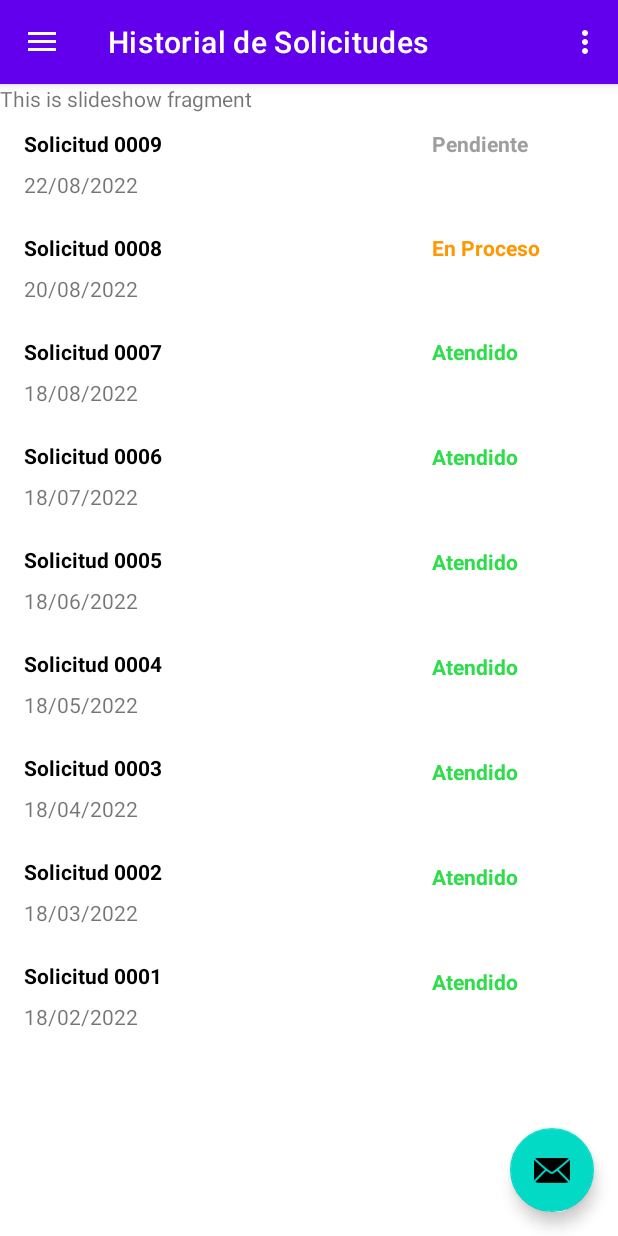
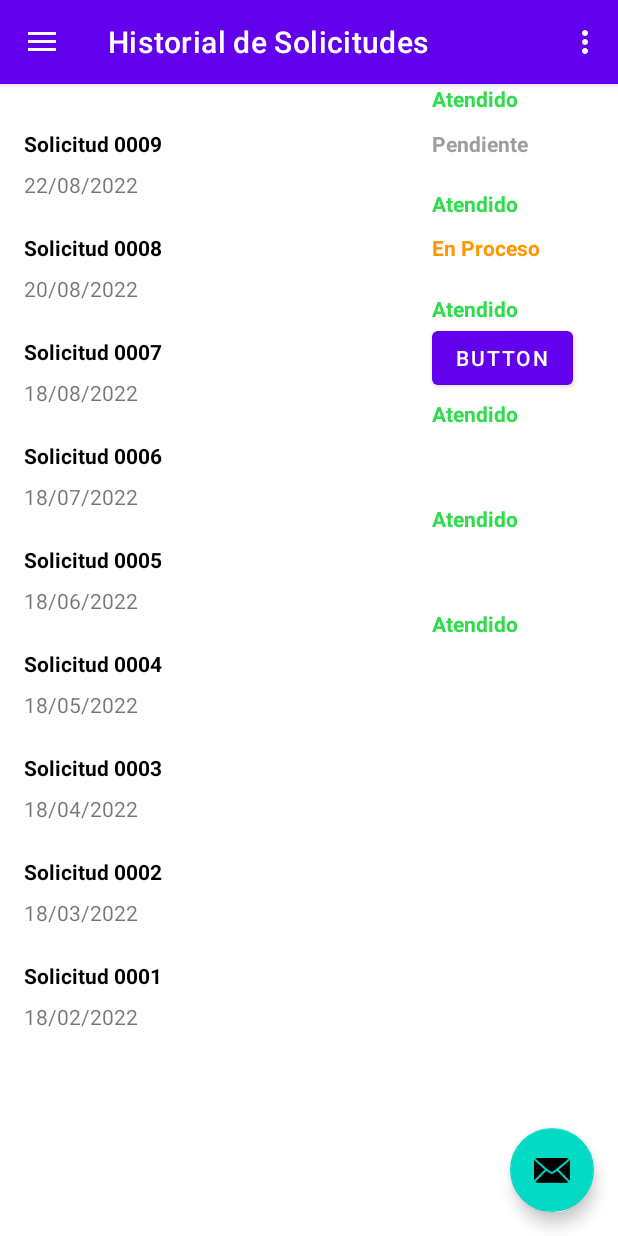
Before and after one commit to DanielRuizC/SmartLab_Android_TF, an Android app: the screen it shows after launch (MainActivity), in the side drawer, after a tap on "Historial de Solicitudes", on a phone screen of 412 x 824 dp. Run offline under Robolectric (Android 15) with nearby library versions, the phone set to English and light mode, and no system bars; our stand-ins replace navigation-ui.

Commit message:
actualización HistorialSolicitudesFragment

```diff
--- a/app/src/main/java/com/project/smartlab_tf/ui/historialSolicitudes/HistorialSolicitudesFragment.java
+++ b/app/src/main/java/com/project/smartlab_tf/ui/historialSolicitudes/HistorialSolicitudesFragment.java
@@ -1,37 +1,38 @@
 package com.project.smartlab_tf.ui.historialSolicitudes;
 
+import android.content.Intent;
 import android.os.Bundle;
 import android.view.LayoutInflater;
 import android.view.View;
 import android.view.ViewGroup;
-import android.widget.TextView;
+import android.widget.Button;
 
 import androidx.annotation.NonNull;
+import androidx.annotation.Nullable;
 import androidx.fragment.app.Fragment;
 import androidx.lifecycle.ViewModelProvider;
 
-import com.project.smartlab_tf.databinding.FragmentHistorialsolicitudesBinding;
+import com.project.smartlab_tf.MainActivity;
+import com.project.smartlab_tf.R;
+import com.project.smartlab_tf.ResultadoAnalisisFragment;
 
 public class HistorialSolicitudesFragment extends Fragment {
 
-    private FragmentHistorialsolicitudesBinding binding;
+    private HistorialSolicitudesViewModel mViewModel;
 
-    public View onCreateView(@NonNull LayoutInflater inflater,
-                             ViewGroup container, Bundle savedInstanceState) {
-        HistorialSolicitudesViewModel historialSolicitudesViewModel =
+    public static HistorialSolicitudesFragment newInstance() { return new HistorialSolicitudesFragment();}
+
+    public View onCreateView(@NonNull LayoutInflater inflater, @Nullable
+                             ViewGroup container, @Nullable Bundle savedInstanceState) {
+        mViewModel =
                 new ViewModelProvider(this).get(HistorialSolicitudesViewModel.class);
+        View root = inflater.inflate(R.layout.fragment_historialsolicitudes, container, false);
 
-        binding = FragmentHistorialsolicitudesBinding.inflate(inflater, container, false);
-        View root = binding.getRoot();
+        Button b1 = root.findViewById(R.id.button2);
+        b1.setOnClickListener(v -> {
+            startActivity(new Intent(getContext(), MainActivity.class));
+        });
 
-        final TextView textView = binding.textView38;
-        historialSolicitudesViewModel.getText().observe(getViewLifecycleOwner(), textView::setText);
         return root;
     }
-
-    @Override
-    public void onDestroyView() {
-        super.onDestroyView();
-        binding = null;
-    }
 }
--- a/app/src/main/java/com/project/smartlab_tf/ui/historialSolicitudes/HistorialSolicitudesViewModel.java
+++ b/app/src/main/java/com/project/smartlab_tf/ui/historialSolicitudes/HistorialSolicitudesViewModel.java
@@ -1,19 +1,7 @@
 package com.project.smartlab_tf.ui.historialSolicitudes;
 
-import androidx.lifecycle.LiveData;
-import androidx.lifecycle.MutableLiveData;
 import androidx.lifecycle.ViewModel;
 
 public class HistorialSolicitudesViewModel extends ViewModel {
 
-    private final MutableLiveData<String> mText;
-
-    public HistorialSolicitudesViewModel() {
-        mText = new MutableLiveData<>();
-        mText.setValue("This is slideshow fragment");
-    }
-
-    public LiveData<String> getText() {
-        return mText;
-    }
 }
--- a/app/src/main/res/layout/fragment_historialsolicitudes.xml
+++ b/app/src/main/res/layout/fragment_historialsolicitudes.xml
@@ -203,12 +203,11 @@
         android:layout_width="65dp"
         android:layout_height="20dp"
         android:layout_marginStart="180dp"
-        android:layout_marginTop="50dp"
         android:text="Atendido"
         android:textColor="#2FDC4B"
         android:textStyle="bold"
         app:layout_constraintStart_toEndOf="@+id/textView14"
-        app:layout_constraintTop_toBottomOf="@+id/textView9" />
+        tools:layout_editor_absoluteY="249dp" />
 
     <TextView
         android:id="@+id/textView14"
@@ -300,24 +299,14 @@
         app:layout_constraintStart_toStartOf="parent"
         app:layout_constraintTop_toBottomOf="@+id/textView1" />
 
-    <TextView
-        android:id="@+id/textView9"
-        android:layout_width="65dp"
-        android:layout_height="20dp"
+    <Button
+        android:id="@+id/button2"
+        android:layout_width="wrap_content"
+        android:layout_height="wrap_content"
         android:layout_marginStart="180dp"
-        android:layout_marginTop="50dp"
-        android:text="Atendido"
-        android:textColor="#2FDC4B"
-        android:textStyle="bold"
+        android:layout_marginTop="40dp"
+        android:text="Button"
         app:layout_constraintStart_toEndOf="@+id/textView8"
         app:layout_constraintTop_toBottomOf="@+id/textView7" />
 
-    <TextView
-        android:id="@+id/textView38"
-        android:layout_width="wrap_content"
-        android:layout_height="wrap_content"
-        android:text="TextView"
-        tools:layout_editor_absoluteX="18dp"
-        tools:layout_editor_absoluteY="675dp" />
-
 </androidx.constraintlayout.widget.ConstraintLayout>
```
